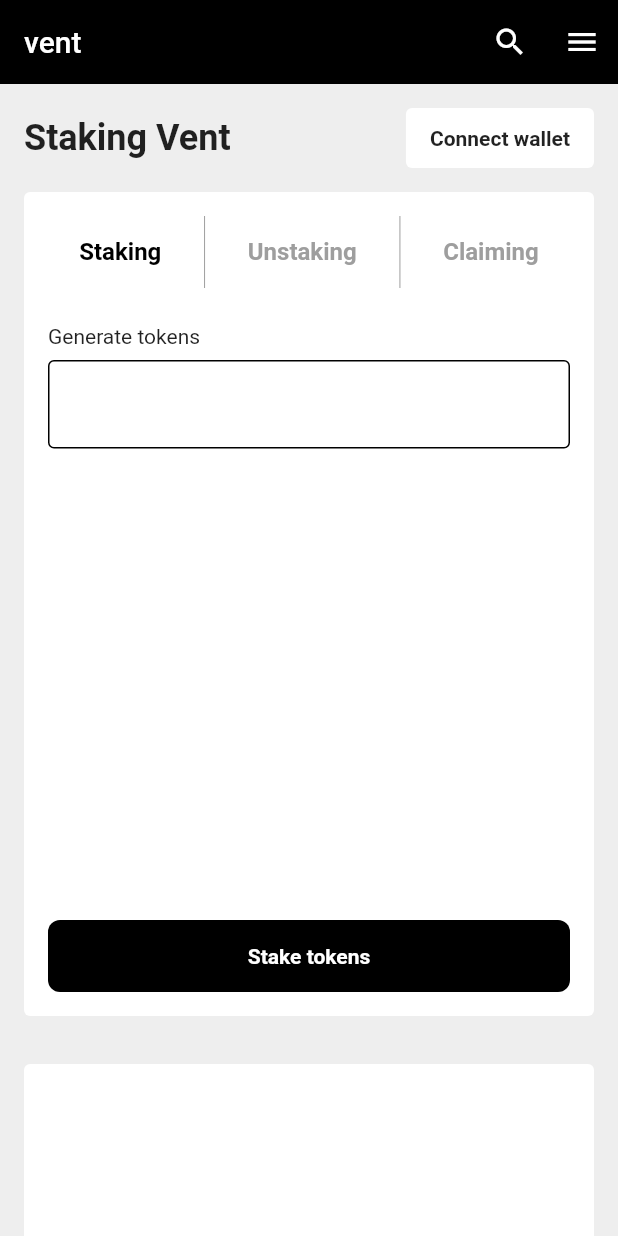
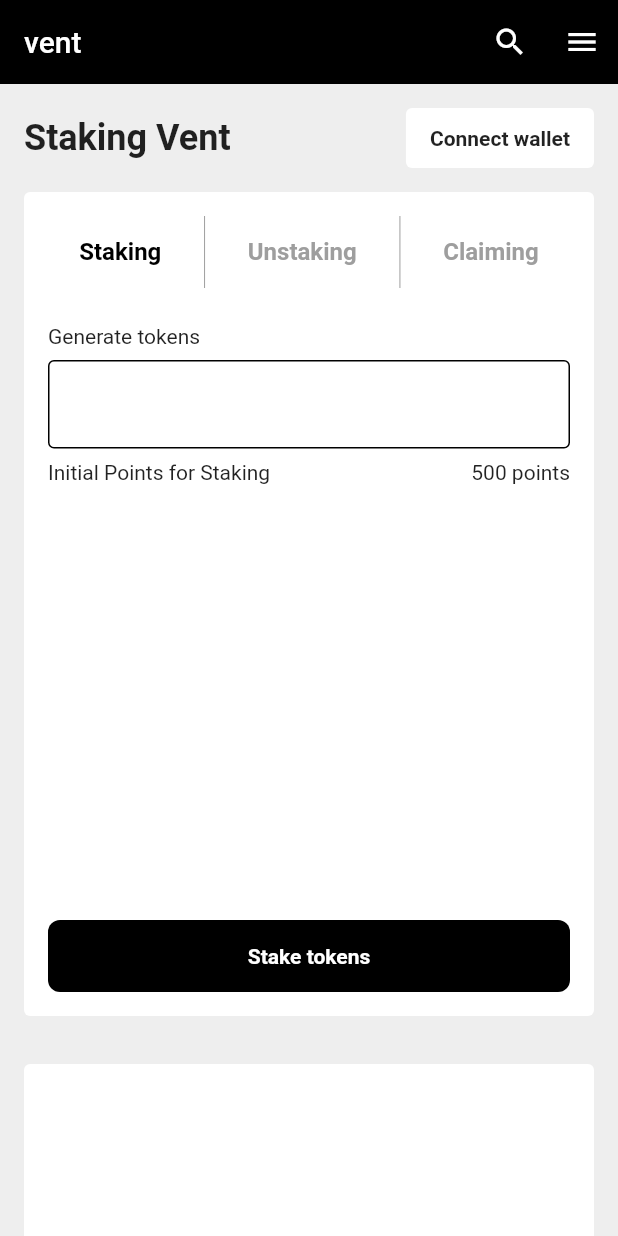
Before and after one commit to JAICHANGPARK/flutter_notebook_19th_story, a Flutter app: the screen it shows after launch, on a phone screen of 412 x 824 dp. Run offline on Flutter 3.47's test engine with Material 2 defaults, Android fonts, the phone set to English and light mode, and no system bars; our stand-ins replace cached_network_image, flutter_riverpod, freezed_annotation, smooth_page_indicator, video_player.

Commit message:
Update staking_main_page.dart

```diff
--- a/lib/ep1117_staking_app/src/ui/staking_main_page.dart
+++ b/lib/ep1117_staking_app/src/ui/staking_main_page.dart
@@ -152,9 +152,10 @@ class _StakingMainPageState extends State<StakingMainPage> with SingleTickerProv
                                     child: Column(
                                   crossAxisAlignment: CrossAxisAlignment.start,
                                   children: [
-                                    SizedBox(height: 24,),
+                                    SizedBox(
+                                      height: 24,
+                                    ),
                                     Text("Generate tokens"),
-
                                     Padding(
                                       padding: const EdgeInsets.symmetric(vertical: 8),
                                       child: TextField(
@@ -164,7 +165,13 @@ class _StakingMainPageState extends State<StakingMainPage> with SingleTickerProv
                                         ),
                                       ),
                                     ),
-
+                                    Row(
+                                      mainAxisAlignment: MainAxisAlignment.spaceBetween,
+                                      children: [
+                                        Text("Initial Points for Staking"),
+                                        Text("500 points"),
+                                      ],
+                                    )
                                   ],
                                 )),
                                 const SizedBox(
```
